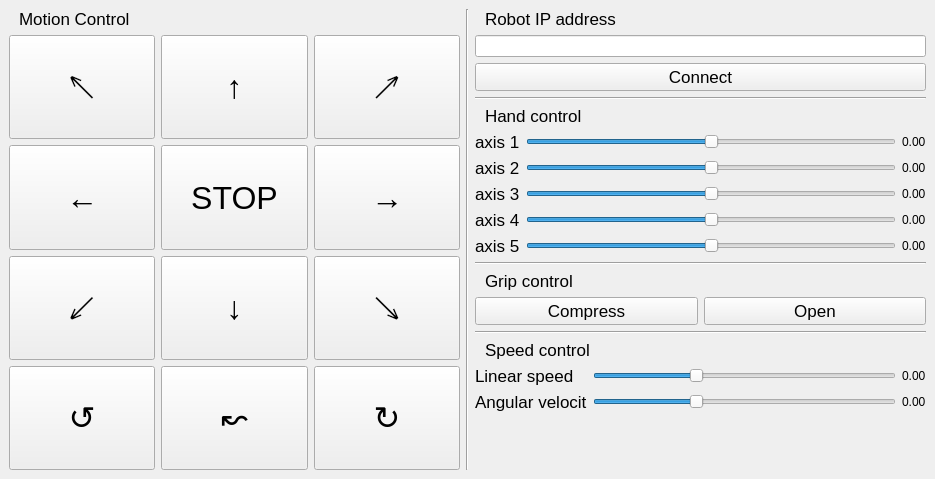
This is ControlApp/mainwindow.ui in KirillHit/youbot_rc as Qt 5 draws it before an edit. The edited form follows.
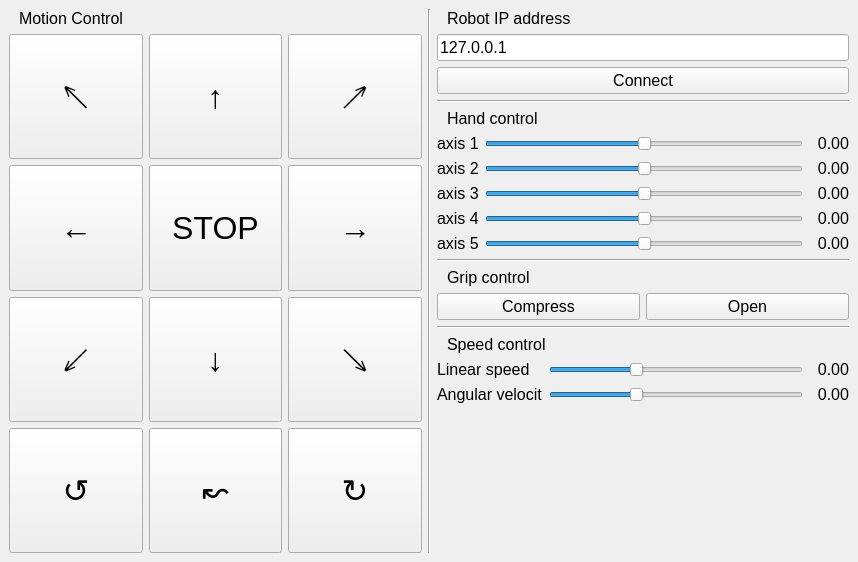
This is the edited form. Icons and pictures are not drawn.

Commit message: Доделал интерфейс

Diff of the .ui file:
```diff
--- a/ControlApp/mainwindow.ui
+++ b/ControlApp/mainwindow.ui
@@ -6,8 +6,8 @@
    <rect>
     <x>0</x>
     <y>0</y>
-    <width>935</width>
-    <height>479</height>
+    <width>858</width>
+    <height>562</height>
    </rect>
   </property>
   <property name="windowTitle">
@@ -27,7 +27,7 @@
          <widget class="QLabel" name="label_3">
           <property name="font">
            <font>
-            <pointsize>13</pointsize>
+            <pointsize>12</pointsize>
            </font>
           </property>
           <property name="text">
@@ -300,7 +300,7 @@
          <widget class="QLabel" name="label_11">
           <property name="font">
            <font>
-            <pointsize>13</pointsize>
+            <pointsize>12</pointsize>
            </font>
           </property>
           <property name="text">
@@ -315,13 +315,22 @@
          </widget>
         </item>
         <item>
-         <widget class="QLineEdit" name="lineIp"/>
+         <widget class="QLineEdit" name="lineIp">
+          <property name="font">
+           <font>
+            <pointsize>12</pointsize>
+           </font>
+          </property>
+          <property name="text">
+           <string>127.0.0.1</string>
+          </property>
+         </widget>
         </item>
         <item>
          <widget class="QPushButton" name="butConnect">
           <property name="font">
            <font>
-            <pointsize>13</pointsize>
+            <pointsize>12</pointsize>
            </font>
           </property>
           <property name="text">
@@ -340,7 +349,7 @@
          <widget class="QLabel" name="label_5">
           <property name="font">
            <font>
-            <pointsize>13</pointsize>
+            <pointsize>12</pointsize>
            </font>
           </property>
           <property name="text">
@@ -360,7 +369,7 @@
            <widget class="QLabel" name="label_8">
             <property name="font">
              <font>
-              <pointsize>13</pointsize>
+              <pointsize>12</pointsize>
              </font>
             </property>
             <property name="text">
@@ -372,7 +381,7 @@
            <widget class="QLabel" name="label_6">
             <property name="font">
              <font>
-              <pointsize>13</pointsize>
+              <pointsize>12</pointsize>
              </font>
             </property>
             <property name="text">
@@ -384,7 +393,7 @@
            <widget class="QLabel" name="label_7">
             <property name="font">
              <font>
-              <pointsize>13</pointsize>
+              <pointsize>12</pointsize>
              </font>
             </property>
             <property name="text">
@@ -448,7 +457,7 @@
            <widget class="QLabel" name="label_9">
             <property name="font">
              <font>
-              <pointsize>13</pointsize>
+              <pointsize>12</pointsize>
              </font>
             </property>
             <property name="text">
@@ -460,7 +469,7 @@
            <widget class="QLabel" name="label_10">
             <property name="font">
              <font>
-              <pointsize>13</pointsize>
+              <pointsize>12</pointsize>
              </font>
             </property>
             <property name="text">
@@ -483,37 +492,122 @@
           </item>
           <item row="0" column="2">
            <widget class="QLabel" name="labelAxis1">
+            <property name="minimumSize">
+             <size>
+              <width>40</width>
+              <height>0</height>
+             </size>
+            </property>
+            <property name="font">
+             <font>
+              <pointsize>12</pointsize>
+             </font>
+            </property>
+            <property name="autoFillBackground">
+             <bool>false</bool>
+            </property>
             <property name="text">
              <string>0.00</string>
             </property>
+            <property name="alignment">
+             <set>Qt::AlignRight|Qt::AlignTrailing|Qt::AlignVCenter</set>
+            </property>
            </widget>
           </item>
           <item row="1" column="2">
            <widget class="QLabel" name="labelAxis2">
+            <property name="minimumSize">
+             <size>
+              <width>40</width>
+              <height>0</height>
+             </size>
+            </property>
+            <property name="font">
+             <font>
+              <pointsize>12</pointsize>
+             </font>
+            </property>
+            <property name="autoFillBackground">
+             <bool>false</bool>
+            </property>
             <property name="text">
              <string>0.00</string>
             </property>
+            <property name="alignment">
+             <set>Qt::AlignRight|Qt::AlignTrailing|Qt::AlignVCenter</set>
+            </property>
            </widget>
           </item>
           <item row="2" column="2">
            <widget class="QLabel" name="labelAxis3">
+            <property name="minimumSize">
+             <size>
+              <width>40</width>
+              <height>0</height>
+             </size>
+            </property>
+            <property name="font">
+             <font>
+              <pointsize>12</pointsize>
+             </font>
+            </property>
+            <property name="autoFillBackground">
+             <bool>false</bool>
+            </property>
             <property name="text">
              <string>0.00</string>
             </property>
+            <property name="alignment">
+             <set>Qt::AlignRight|Qt::AlignTrailing|Qt::AlignVCenter</set>
+            </property>
            </widget>
           </item>
           <item row="3" column="2">
            <widget class="QLabel" name="labelAxis4">
+            <property name="minimumSize">
+             <size>
+              <width>40</width>
+              <height>0</height>
+             </size>
+            </property>
+            <property name="font">
+             <font>
+              <pointsize>12</pointsize>
+             </font>
+            </property>
+            <property name="autoFillBackground">
+             <bool>false</bool>
+            </property>
             <property name="text">
              <string>0.00</string>
             </property>
+            <property name="alignment">
+             <set>Qt::AlignRight|Qt::AlignTrailing|Qt::AlignVCenter</set>
+            </property>
            </widget>
           </item>
           <item row="4" column="2">
            <widget class="QLabel" name="labelAxis5">
+            <property name="minimumSize">
+             <size>
+              <width>40</width>
+              <height>0</height>
+             </size>
+            </property>
+            <property name="font">
+             <font>
+              <pointsize>12</pointsize>
+             </font>
+            </property>
+            <property name="autoFillBackground">
+             <bool>false</bool>
+            </property>
             <property name="text">
              <string>0.00</string>
             </property>
+            <property name="alignment">
+             <set>Qt::AlignRight|Qt::AlignTrailing|Qt::AlignVCenter</set>
+            </property>
            </widget>
           </item>
          </layout>
@@ -529,7 +623,7 @@
          <widget class="QLabel" name="label_4">
           <property name="font">
            <font>
-            <pointsize>13</pointsize>
+            <pointsize>12</pointsize>
            </font>
           </property>
           <property name="text">
@@ -555,7 +649,7 @@
             </property>
             <property name="font">
              <font>
-              <pointsize>13</pointsize>
+              <pointsize>12</pointsize>
              </font>
             </property>
             <property name="text">
@@ -573,7 +667,7 @@
             </property>
             <property name="font">
              <font>
-              <pointsize>13</pointsize>
+              <pointsize>12</pointsize>
              </font>
             </property>
             <property name="text">
@@ -594,7 +688,7 @@
          <widget class="QLabel" name="label_13">
           <property name="font">
            <font>
-            <pointsize>13</pointsize>
+            <pointsize>12</pointsize>
            </font>
           </property>
           <property name="text">
@@ -612,16 +706,50 @@
          <layout class="QGridLayout" name="gridLayout_2">
           <item row="1" column="2">
            <widget class="QLabel" name="lableAngVel">
+            <property name="minimumSize">
+             <size>
+              <width>40</width>
+              <height>0</height>
+             </size>
+            </property>
+            <property name="font">
+             <font>
+              <pointsize>12</pointsize>
+             </font>
+            </property>
+            <property name="autoFillBackground">
+             <bool>false</bool>
+            </property>
             <property name="text">
              <string>0.00</string>
             </property>
+            <property name="alignment">
+             <set>Qt::AlignRight|Qt::AlignTrailing|Qt::AlignVCenter</set>
+            </property>
            </widget>
           </item>
           <item row="0" column="2">
            <widget class="QLabel" name="labelLinVel">
+            <property name="minimumSize">
+             <size>
+              <width>40</width>
+              <height>0</height>
+             </size>
+            </property>
+            <property name="font">
+             <font>
+              <pointsize>12</pointsize>
+             </font>
+            </property>
+            <property name="autoFillBackground">
+             <bool>false</bool>
+            </property>
             <property name="text">
              <string>0.00</string>
             </property>
+            <property name="alignment">
+             <set>Qt::AlignRight|Qt::AlignTrailing|Qt::AlignVCenter</set>
+            </property>
            </widget>
           </item>
           <item row="0" column="1">
@@ -641,7 +769,7 @@
            <widget class="QLabel" name="label_2">
             <property name="font">
              <font>
-              <pointsize>13</pointsize>
+              <pointsize>12</pointsize>
              </font>
             </property>
             <property name="text">
@@ -653,7 +781,7 @@
            <widget class="QLabel" name="label">
             <property name="font">
              <font>
-              <pointsize>13</pointsize>
+              <pointsize>12</pointsize>
              </font>
             </property>
             <property name="text">
@@ -681,6 +809,12 @@
         </item>
         <item>
          <widget class="QLabel" name="label_12">
+          <property name="sizePolicy">
+           <sizepolicy hsizetype="Preferred" vsizetype="Ignored">
+            <horstretch>0</horstretch>
+            <verstretch>0</verstretch>
+           </sizepolicy>
+          </property>
           <property name="text">
            <string/>
           </property>
```
The commit also changes 4 other files.
